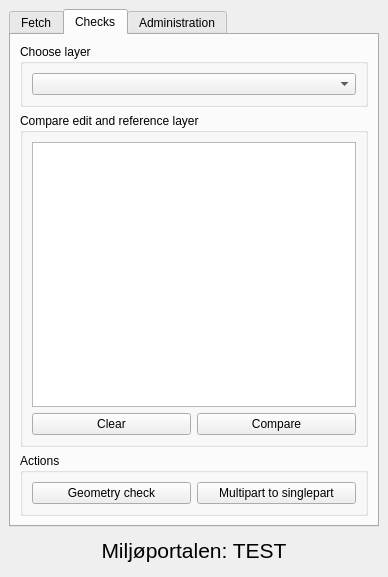
The window that dmp_manager/dmp_manager_dockwidget_base.ui (bvthomsen/QGIS-DMP-plugin) describes before a commit, drawn with Qt 5.
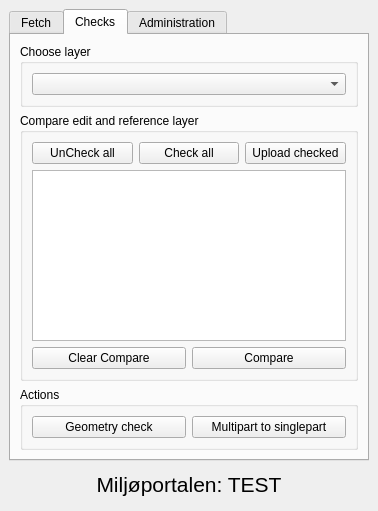
The same window after the commit.

Patch:
```diff
--- a/dmp_manager/dmp_manager_dockwidget_base.ui
+++ b/dmp_manager/dmp_manager_dockwidget_base.ui
@@ -6,8 +6,8 @@
    <rect>
     <x>0</x>
     <y>0</y>
-    <width>388</width>
-    <height>577</height>
+    <width>336</width>
+    <height>511</height>
    </rect>
   </property>
   <property name="windowTitle">
@@ -128,7 +128,7 @@
        <attribute name="title">
         <string>Checks</string>
        </attribute>
-       <layout class="QVBoxLayout" name="verticalLayout_13">
+       <layout class="QVBoxLayout" name="verticalLayout_8">
         <item>
          <widget class="QGroupBox" name="groupBox_3">
           <property name="title">
@@ -146,7 +146,32 @@
           <property name="title">
            <string>Compare edit and reference layer</string>
           </property>
-          <layout class="QVBoxLayout" name="verticalLayout_12">
+          <layout class="QVBoxLayout" name="verticalLayout_6">
+           <item>
+            <layout class="QHBoxLayout" name="horizontalLayout_4">
+             <item>
+              <widget class="QPushButton" name="pbUncheckAll">
+               <property name="text">
+                <string>UnCheck all</string>
+               </property>
+              </widget>
+             </item>
+             <item>
+              <widget class="QPushButton" name="pbCheckAll">
+               <property name="text">
+                <string>Check all</string>
+               </property>
+              </widget>
+             </item>
+             <item>
+              <widget class="QPushButton" name="pbUploadChecked">
+               <property name="text">
+                <string>Upload checked</string>
+               </property>
+              </widget>
+             </item>
+            </layout>
+           </item>
            <item>
             <widget class="QTreeView" name="tvCompare"/>
            </item>
@@ -155,7 +180,7 @@
              <item>
               <widget class="QPushButton" name="pbClearCompare">
                <property name="text">
-                <string>Clear</string>
+                <string>Clear Compare</string>
                </property>
               </widget>
              </item>
@@ -206,9 +231,7 @@
           <property name="title">
            <string>Administration</string>
           </property>
-          <layout class="QVBoxLayout" name="verticalLayout_6">
-           <item>
-            <layout class="QFormLayout" name="formLayout_2">
+          <layout class="QGridLayout" name="gridLayout_3">
              <item row="0" column="0">
               <widget class="QLabel" name="label_2">
                <property name="text">
@@ -217,7 +240,7 @@
               </widget>
              </item>
              <item row="0" column="1">
-              <widget class="QLineEdit" name="leCVRNo"/>
+            <widget class="QComboBox" name="cbCVRNo"/>
              </item>
              <item row="1" column="0">
               <widget class="QLabel" name="label_3">
@@ -229,16 +252,14 @@
              <item row="1" column="1">
               <widget class="QLineEdit" name="lePrefLayer"/>
              </item>
-            </layout>
-           </item>
-           <item>
+           <item row="2" column="0" colspan="2">
             <widget class="QPushButton" name="pbPrefLayer">
              <property name="text">
               <string>Set layer choice in tab &quot;fetch&quot; as preferred </string>
              </property>
             </widget>
            </item>
-           <item>
+           <item row="3" column="0" colspan="2">
             <widget class="QPushButton" name="pbRefresh">
              <property name="text">
               <string>Reset administrative data from DMP</string>
```
Lines whose indentation alone changed are shown as unchanged.
